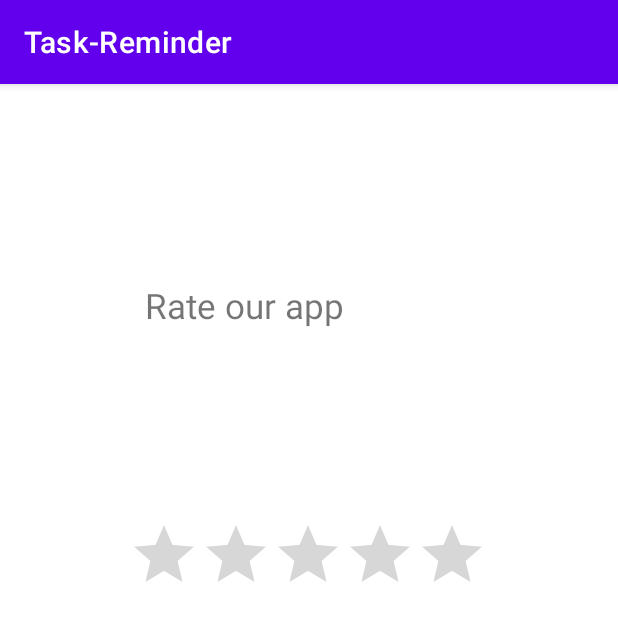
After one commit to amulyareddybaddam/TASK-Reminder, an Android app: the RatingActivity screen opened directly, with no data from a screen before it, on a phone screen of 412 x 824 dp. The commit adds this screen. Shown: the top 621 px of the screen. Run offline under Robolectric (Android 15) with nearby library versions, the phone set to English and light mode, and no system bars.

Commit message:
Added RatingActivity

```diff
--- a/app/src/main/AndroidManifest.xml
+++ b/app/src/main/AndroidManifest.xml
@@ -12,6 +12,9 @@
         android:roundIcon="@mipmap/ic_launcher_round"
         android:supportsRtl="true"
         android:theme="@style/Theme.TaskReminder">
+        <activity
+            android:name=".RatingActivity"
+            android:exported="true" />
         <activity
             android:name=".HelpFrag"
             android:exported="true" />
--- /dev/null
+++ b/app/src/main/java/com/example/taskreminder/RatingActivity.java
@@ -0,0 +1,26 @@
+package com.example.taskreminder;
+
+import androidx.appcompat.app.AppCompatActivity;
+
+import android.os.Bundle;
+import android.widget.RatingBar;
+import android.widget.Toast;
+
+public class RatingActivity extends AppCompatActivity {
+
+    RatingBar rbar;
+
+    @Override
+    protected void onCreate(Bundle savedInstanceState) {
+        super.onCreate(savedInstanceState);
+        setContentView(R.layout.rating);
+        rbar = findViewById(R.id.ratebar);
+        rbar.setOnRatingBarChangeListener(new RatingBar.OnRatingBarChangeListener() {
+            @Override
+            public void onRatingChanged(RatingBar ratingBar, float v, boolean b) {
+                Toast.makeText(RatingActivity.this, "Rating: "+v, Toast.LENGTH_SHORT).show();
+            }
+        });
+
+    }
+}
--- a/app/src/main/res/layout/rating.xml
+++ b/app/src/main/res/layout/rating.xml
@@ -6,7 +6,7 @@
     android:layout_height="match_parent">
 
     <TextView
-        android:id="@+id/ratingbtn"
+        android:id="@+id/rating"
         android:layout_width="182dp"
         android:layout_height="42dp"
 
@@ -28,7 +28,7 @@
         app:layout_constraintEnd_toEndOf="parent"
         app:layout_constraintHorizontal_bias="0.497"
         app:layout_constraintStart_toStartOf="parent"
-        app:layout_constraintTop_toBottomOf="@+id/ratingbtn"
+        app:layout_constraintTop_toBottomOf="@+id/rating"
         app:layout_constraintVertical_bias="0.216"
         tools:ignore="SpeakableTextPresentCheck">
 
```
